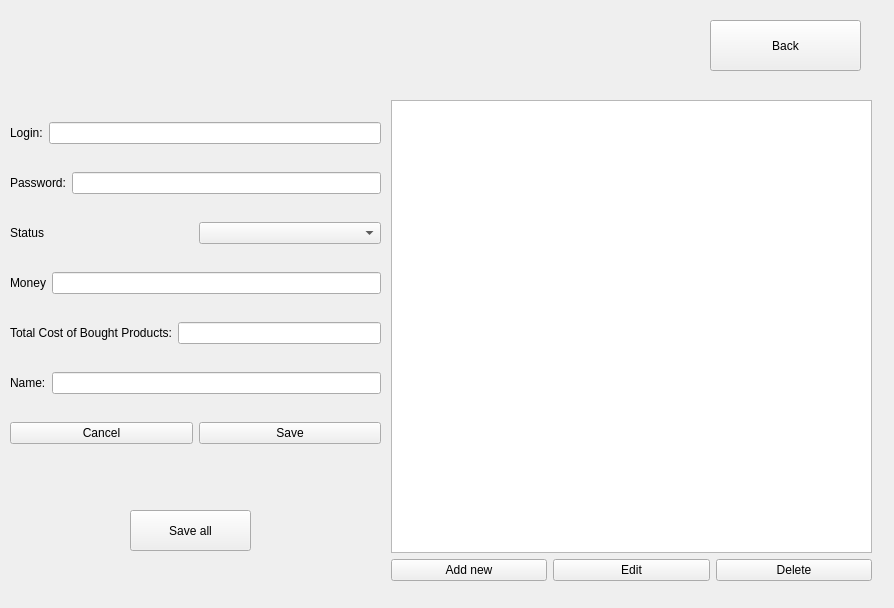
First picture: the form in GUIproject/CourseWorkHypermarket/ownereditcustomersinfo.ui, repository ashnaider/CourseWorkHypermarket, before the edit.
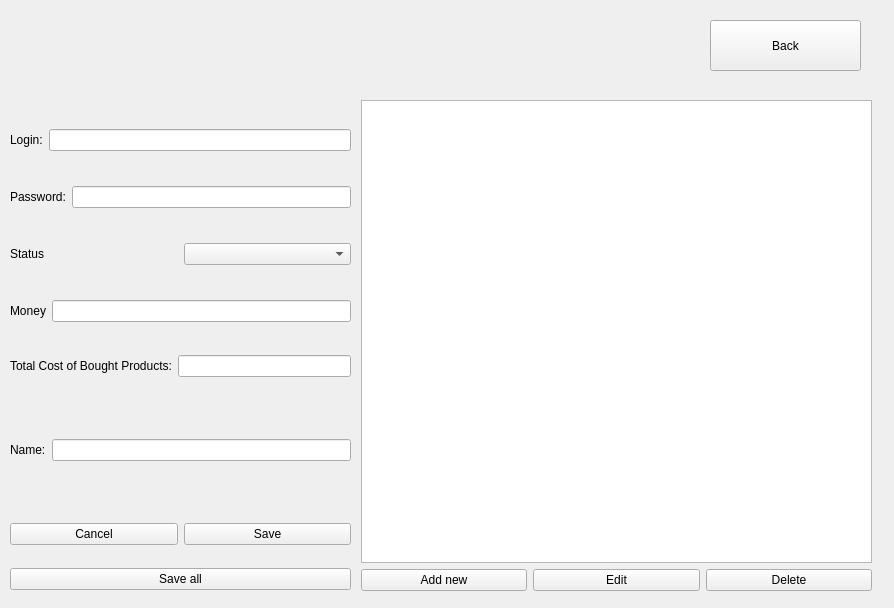
Second picture: the form after the edit.

Commit message: Added product table, edit button to editproducts

The edit to the form file:
```diff
--- a/GUIproject/CourseWorkHypermarket/ownereditcustomersinfo.ui
+++ b/GUIproject/CourseWorkHypermarket/ownereditcustomersinfo.ui
@@ -26,29 +26,157 @@
     <string>Back</string>
    </property>
   </widget>
-  <widget class="QPushButton" name="saveAllPushButton">
-   <property name="geometry">
-    <rect>
-     <x>130</x>
-     <y>510</y>
-     <width>121</width>
-     <height>41</height>
-    </rect>
-   </property>
-   <property name="text">
-    <string>Save all</string>
-   </property>
-  </widget>
   <widget class="QWidget" name="layoutWidget">
    <property name="geometry">
     <rect>
+     <x>361</x>
+     <y>100</y>
+     <width>511</width>
+     <height>491</height>
+    </rect>
+   </property>
+   <layout class="QVBoxLayout" name="customersTableInfoVerticalLayout">
+    <item>
+     <widget class="QTableWidget" name="customersInfoTableWidget"/>
+    </item>
+    <item>
+     <layout class="QHBoxLayout" name="customerTableInfoHorizontalLayout">
+      <item>
+       <widget class="QPushButton" name="addNewCustomerPushButton">
+        <property name="text">
+         <string>Add new</string>
+        </property>
+       </widget>
+      </item>
+      <item>
+       <widget class="QPushButton" name="editCustomerPushButton">
+        <property name="text">
+         <string>Edit</string>
+        </property>
+       </widget>
+      </item>
+      <item>
+       <widget class="QPushButton" name="deleteCustomerPushButton">
+        <property name="text">
+         <string>Delete</string>
+        </property>
+       </widget>
+      </item>
+     </layout>
+    </item>
+   </layout>
+  </widget>
+  <widget class="QWidget" name="">
+   <property name="geometry">
+    <rect>
      <x>10</x>
+     <y>339</y>
+     <width>341</width>
+     <height>251</height>
+    </rect>
+   </property>
+   <layout class="QVBoxLayout" name="verticalLayout">
+    <item>
+     <layout class="QVBoxLayout" name="customerEditVerticalLayout">
+      <item>
+       <layout class="QHBoxLayout" name="totalCostHorizontalLayout">
+        <item>
+         <widget class="QLabel" name="totalCostLabel">
+          <property name="text">
+           <string>Total Cost of Bought Products:</string>
+          </property>
+         </widget>
+        </item>
+        <item>
+         <widget class="QLineEdit" name="totalCostLineEdit"/>
+        </item>
+       </layout>
+      </item>
+      <item>
+       <spacer name="verticalSpacer">
+        <property name="orientation">
+         <enum>Qt::Vertical</enum>
+        </property>
+        <property name="sizeType">
+         <enum>QSizePolicy::Minimum</enum>
+        </property>
+        <property name="sizeHint" stdset="0">
+         <size>
+          <width>20</width>
+          <height>40</height>
+         </size>
+        </property>
+       </spacer>
+      </item>
+      <item>
+       <layout class="QHBoxLayout" name="NameHorizontalLayout">
+        <item>
+         <widget class="QLabel" name="NameLabel">
+          <property name="text">
+           <string>Name:</string>
+          </property>
+         </widget>
+        </item>
+        <item>
+         <widget class="QLineEdit" name="NameLineEdit"/>
+        </item>
+       </layout>
+      </item>
+      <item>
+       <spacer name="verticalSpacer_2">
+        <property name="orientation">
+         <enum>Qt::Vertical</enum>
+        </property>
+        <property name="sizeType">
+         <enum>QSizePolicy::Minimum</enum>
+        </property>
+        <property name="sizeHint" stdset="0">
+         <size>
+          <width>20</width>
+          <height>40</height>
+         </size>
+        </property>
+       </spacer>
+      </item>
+      <item>
+       <layout class="QHBoxLayout" name="ButtonsHorizontalLayout">
+        <item>
+         <widget class="QPushButton" name="cancelPushButton">
+          <property name="text">
+           <string>Cancel</string>
+          </property>
+         </widget>
+        </item>
+        <item>
+         <widget class="QPushButton" name="savePushButton">
+          <property name="text">
+           <string>Save</string>
+          </property>
+         </widget>
+        </item>
+       </layout>
+      </item>
+     </layout>
+    </item>
+    <item>
+     <widget class="QPushButton" name="saveAllPushButton">
+      <property name="text">
+       <string>Save all</string>
+      </property>
+     </widget>
+    </item>
+   </layout>
+  </widget>
+  <widget class="QWidget" name="">
+   <property name="geometry">
+    <rect>
+     <x>10</x>
      <y>100</y>
-     <width>371</width>
-     <height>371</height>
+     <width>341</width>
+     <height>251</height>
     </rect>
    </property>
-   <layout class="QVBoxLayout" name="customerEditVerticalLayout">
+   <layout class="QVBoxLayout" name="verticalLayout_2">
     <item>
      <layout class="QHBoxLayout" name="loginHorizontalLayout">
       <item>
@@ -102,92 +230,6 @@
       </item>
       <item>
        <widget class="QLineEdit" name="moneyLineEdit"/>
-      </item>
-     </layout>
-    </item>
-    <item>
-     <layout class="QHBoxLayout" name="totalCostHorizontalLayout">
-      <item>
-       <widget class="QLabel" name="totalCostLabel">
-        <property name="text">
-         <string>Total Cost of Bought Products:</string>
-        </property>
-       </widget>
-      </item>
-      <item>
-       <widget class="QLineEdit" name="totalCostLineEdit"/>
-      </item>
-     </layout>
-    </item>
-    <item>
-     <layout class="QHBoxLayout" name="NameHorizontalLayout">
-      <item>
-       <widget class="QLabel" name="NameLabel">
-        <property name="text">
-         <string>Name:</string>
-        </property>
-       </widget>
-      </item>
-      <item>
-       <widget class="QLineEdit" name="NameLineEdit"/>
-      </item>
-     </layout>
-    </item>
-    <item>
-     <layout class="QHBoxLayout" name="ButtonsHorizontalLayout">
-      <item>
-       <widget class="QPushButton" name="cancelPushButton">
-        <property name="text">
-         <string>Cancel</string>
-        </property>
-       </widget>
-      </item>
-      <item>
-       <widget class="QPushButton" name="savePushButton">
-        <property name="text">
-         <string>Save</string>
-        </property>
-       </widget>
-      </item>
-     </layout>
-    </item>
-   </layout>
-  </widget>
-  <widget class="QWidget" name="layoutWidget">
-   <property name="geometry">
-    <rect>
-     <x>391</x>
-     <y>100</y>
-     <width>481</width>
-     <height>481</height>
-    </rect>
-   </property>
-   <layout class="QVBoxLayout" name="customersTableInfoVerticalLayout">
-    <item>
-     <widget class="QTableWidget" name="customersInfoTableWidget"/>
-    </item>
-    <item>
-     <layout class="QHBoxLayout" name="customerTableInfoHorizontalLayout">
-      <item>
-       <widget class="QPushButton" name="addNewCustomerPushButton">
-        <property name="text">
-         <string>Add new</string>
-        </property>
-       </widget>
-      </item>
-      <item>
-       <widget class="QPushButton" name="editCustomerPushButton">
-        <property name="text">
-         <string>Edit</string>
-        </property>
-       </widget>
-      </item>
-      <item>
-       <widget class="QPushButton" name="deleteCustomerPushButton">
-        <property name="text">
-         <string>Delete</string>
-        </property>
-       </widget>
       </item>
      </layout>
     </item>
```
The commit also changes 16 other files.
